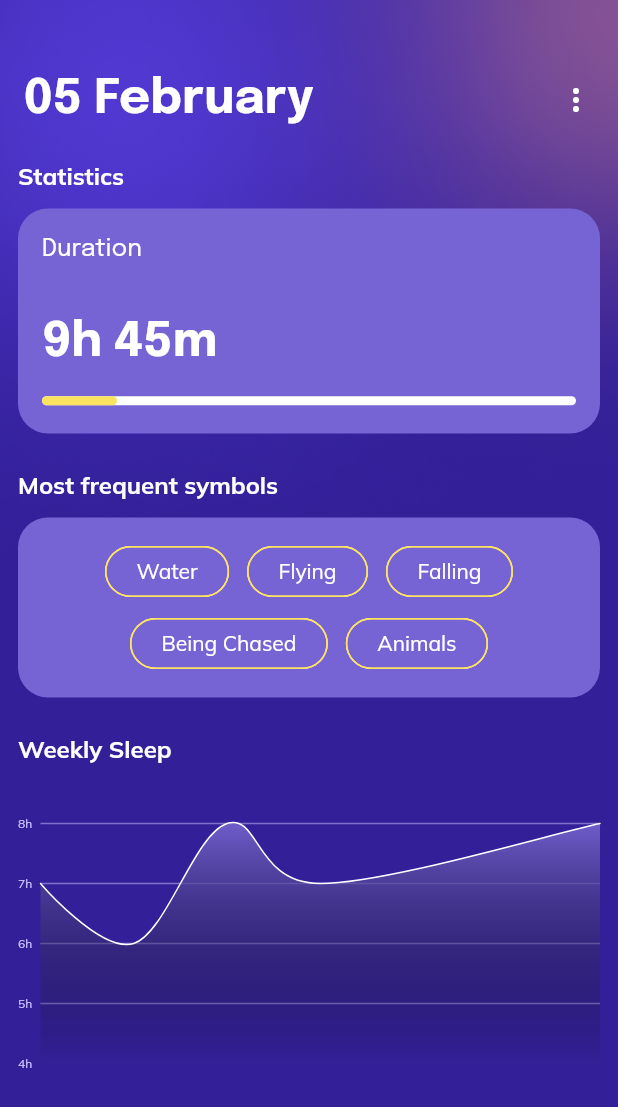
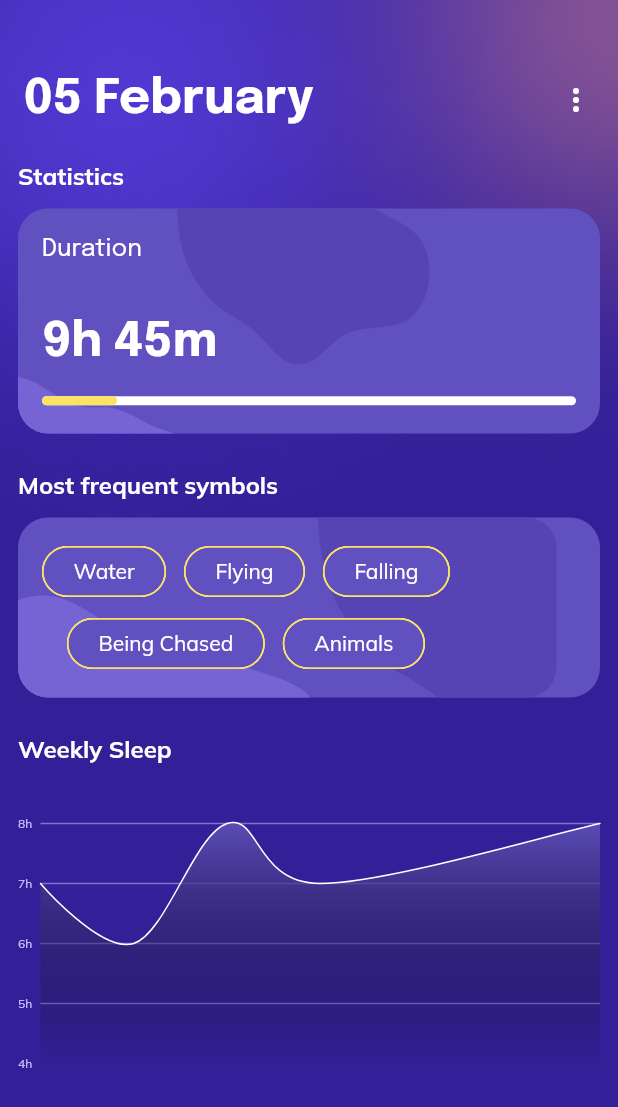
Before and after one commit to basykvitaliy/DreamDiary, a Flutter app: the StatisticScreen screen opened directly, on a phone screen of 412 x 824 dp. Shown: the top 1107 px of the screen. Run offline on Flutter 3.47's test engine with Material 2 defaults, Android fonts, the light colour scheme and no system bars; drawn by our look-alikes of fl_chart; our stand-ins replace dropdown_button2, flutter_datetime_picker_plus, flutter_svg, google_fonts, shared_preferences, sqflite; accounts and stored records are empty.

Commit message:
added db

```diff
--- a/lib/helpers/app_colors.dart
+++ b/lib/helpers/app_colors.dart
@@ -7,7 +7,7 @@ class AppColors {
   /// New colors for populi
   static const Color mainColor = Color(0xff332098);
   static const Color secondColor = Color(0xffFBE362);
-  static const Color bgElements = Color(0xff7664D5);
+  static const Color bgElements = Color(0xff6151c0);
   static const Color gray = Color(0xffCDC3FF);
   static const Color lightGray = Color(0xffbdbdbd);
 }
--- a/lib/screens/statistic/statistic_screen.dart
+++ b/lib/screens/statistic/statistic_screen.dart
@@ -2,6 +2,7 @@ import 'package:dream_diary/helpers/app_colors.dart';
 import 'package:dream_diary/helpers/app_styles.dart';
 import 'package:fl_chart/fl_chart.dart';
 import 'package:flutter/material.dart';
+import 'package:flutter_svg/svg.dart';
 import 'package:google_fonts/google_fonts.dart';
 import 'package:intl/intl.dart';
 
@@ -75,8 +76,19 @@ class _StatisticScreenState extends State<StatisticScreen> {
                     Container(
                       width: MediaQuery.of(context).size.width,
                       height: 150,
+
+                      decoration: BoxDecoration(borderRadius: BorderRadius.circular(20), color: AppColors.bgElements),
+                      child: Stack(
+                        children: [
+                          ClipRRect(
+                           borderRadius: const BorderRadius.only(bottomLeft: Radius.circular(20)),
+                            child: SvgPicture.asset(
+                              "assets/svg/bg_1.svg",
+                              fit: BoxFit.cover,
+                            ),
+                          ),
+                          Container(
                             padding: const EdgeInsets.symmetric(horizontal: 16),
-                      decoration: BoxDecoration(borderRadius: BorderRadius.circular(20), color: AppColors.bgElements),
                             child: Column(
                               crossAxisAlignment: CrossAxisAlignment.start,
                               mainAxisAlignment: MainAxisAlignment.spaceEvenly,
@@ -110,6 +122,9 @@ class _StatisticScreenState extends State<StatisticScreen> {
                               ],
                             ),
                           ),
+                        ],
+                      ),
+                    ),
                     const SizedBox(height: 24),
                     Row(
                       mainAxisAlignment: MainAxisAlignment.start,
@@ -123,8 +138,18 @@ class _StatisticScreenState extends State<StatisticScreen> {
                     const SizedBox(height: 12),
                     Container(
                       width: MediaQuery.of(context).size.width,
+                      decoration: BoxDecoration(borderRadius: BorderRadius.circular(20), color: AppColors.bgElements),
+                      child: Stack(
+                        children: [
+                          ClipRRect(
+                            borderRadius: BorderRadius.circular(20),
+                            child: SvgPicture.asset(
+                              "assets/svg/bg_2.svg",
+                              fit: BoxFit.cover,
+                            ),
+                          ),
+                          Container(
                             padding: const EdgeInsets.symmetric(horizontal: 16, vertical: 12),
-                      decoration: BoxDecoration(borderRadius: BorderRadius.circular(20), color: AppColors.bgElements),
                             child: Wrap(
                               spacing: 12.0,
                               runSpacing: 0,
@@ -165,6 +190,9 @@ class _StatisticScreenState extends State<StatisticScreen> {
                                   onSelected: (bool value) {},
                                   shape: const StadiumBorder(side: BorderSide(color: AppColors.secondColor)),
                                 )
+                              ],
+                            ),
+                          ),
                         ],
                       ),
                     ),
```
Also changed, not shown: assets/svg/bg_1.svg (added), assets/svg/bg_2.svg (added). Lines whose indentation alone changed are shown as unchanged.
